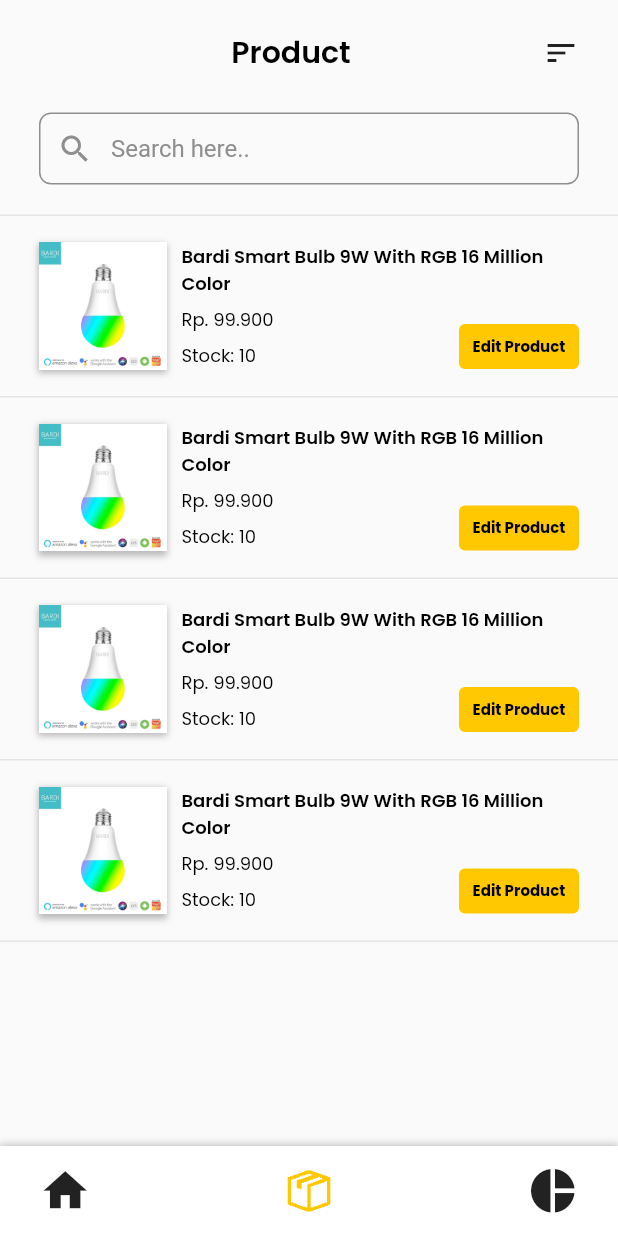
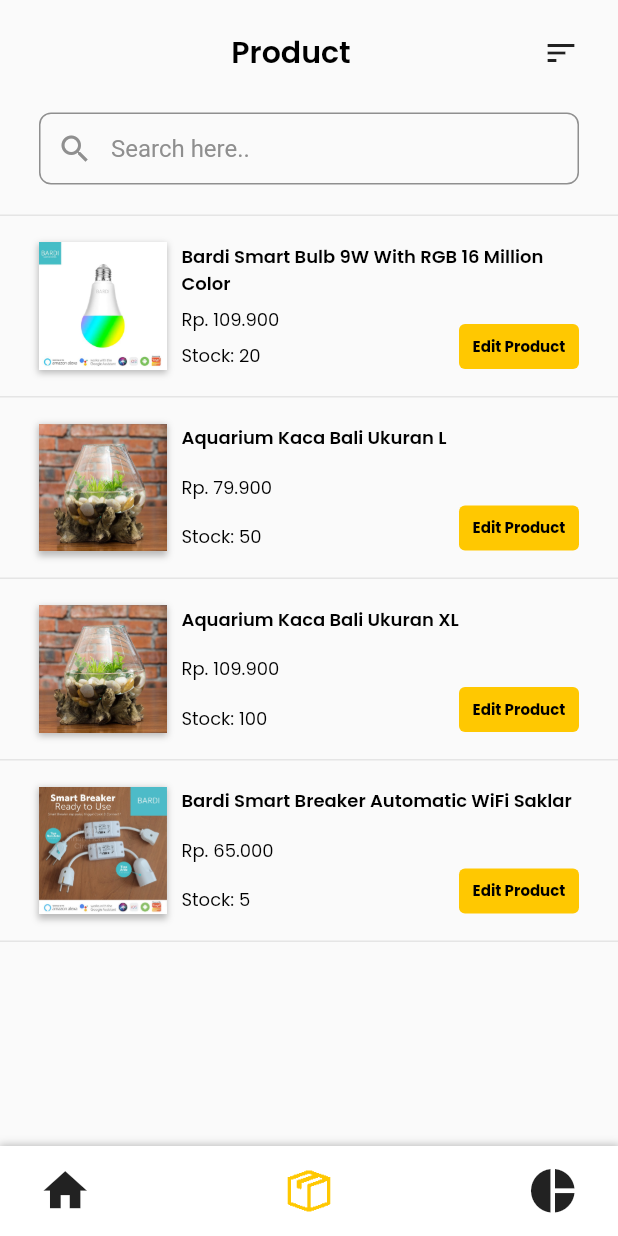
Before and after one commit to anggitpp/moneytoring-legacy, a Flutter app: the ProductPage screen opened directly, on a phone screen of 412 x 824 dp. Run offline on Flutter 3.47's test engine with Material 2 defaults, Android fonts, the phone set to English and light mode, and no system bars; our stand-ins replace equatable, fl_chart, font_awesome_flutter, get, google_fonts, material_design_icons_flutter and 1 more.

Commit message:
penambahan mock product model dan penerapan pada product page

```diff
--- /dev/null
+++ b/lib/models/models.dart
@@ -0,0 +1,3 @@
+import 'package:equatable/equatable.dart';
+
+part 'products.dart';
--- /dev/null
+++ b/lib/models/products.dart
@@ -0,0 +1,55 @@
+part of 'models.dart';
+
+class Products {
+  final int id;
+  final String name;
+  final String description;
+  final int stock;
+  final int purchasePrice;
+  final int sellingPrice;
+  final String picture;
+
+  Products(
+      {this.id,
+      this.name,
+      this.description,
+      this.stock,
+      this.purchasePrice,
+      this.sellingPrice,
+      this.picture});
+}
+
+List<Products> mockProducts = [
+  Products(
+      id: 1,
+      name: 'Bardi Smart Bulb 9W With RGB 16 Million Color',
+      description: 'Smart bulb bardi dengan watt 9',
+      purchasePrice: 99900,
+      sellingPrice: 109900,
+      stock: 20,
+      picture: 'bulb.jpg'),
+  Products(
+      id: 2,
+      name: 'Aquarium Kaca Bali Ukuran L',
+      description: 'Aquarium ukuran L',
+      purchasePrice: 40000,
+      sellingPrice: 79900,
+      stock: 50,
+      picture: 'aquarium.jpg'),
+  Products(
+      id: 3,
+      name: 'Aquarium Kaca Bali Ukuran XL',
+      description: 'Aquarium ukuran XL',
+      purchasePrice: 50000,
+      sellingPrice: 109900,
+      stock: 100,
+      picture: 'aquarium.jpg'),
+  Products(
+      id: 4,
+      name: 'Bardi Smart Breaker Automatic WiFi Saklar',
+      description: 'Smart breaker by bardi',
+      purchasePrice: 49900,
+      sellingPrice: 65000,
+      stock: 5,
+      picture: 'breaker.jpg'),
+];
--- a/lib/view/pages/main_page.dart
+++ b/lib/view/pages/main_page.dart
@@ -127,12 +127,17 @@
                       size: 35,
                       color: mainColor,
                     ),
-                    SizedBox(
-                      height: 35,
-                      width: 35,
-                      child: Image(
-                          fit: BoxFit.cover,
-                          image: AssetImage('assets/product.png')),
+                    GestureDetector(
+                      onTap: () {
+                        Get.to(ProductPage());
+                      },
+                      child: SizedBox(
+                        height: 35,
+                        width: 35,
+                        child: Image(
+                            fit: BoxFit.cover,
+                            image: AssetImage('assets/product.png')),
+                      ),
                     ),
                     Icon(
                       Icons.pie_chart,
--- a/lib/view/pages/pages.dart
+++ b/lib/view/pages/pages.dart
@@ -1,10 +1,9 @@
 import 'dart:async';
 
-import 'package:fl_chart/fl_chart.dart';
 import 'package:flutter/material.dart';
 import 'package:flutter/services.dart';
 import 'package:get/get.dart';
-import 'package:material_design_icons_flutter/material_design_icons_flutter.dart';
+import 'package:moneytoring/models/models.dart';
 import 'package:moneytoring/shared/shared.dart';
 import 'package:moneytoring/view/widgets/widgets.dart';
 import 'package:supercharged/supercharged.dart';
--- a/lib/view/pages/product_page.dart
+++ b/lib/view/pages/product_page.dart
@@ -72,10 +72,10 @@
                         width: double.infinity,
                         color: greyColor,
                       ),
-                      ProductItem(),
-                      ProductItem(),
-                      ProductItem(),
-                      ProductItem(),
+                      Column(
+                        children:
+                            mockProducts.map((e) => ProductItem(e)).toList(),
+                      ),
                       SizedBox(
                         height: 50,
                       ),
--- a/lib/view/widgets/product_item.dart
+++ b/lib/view/widgets/product_item.dart
@@ -1,6 +1,9 @@
 part of 'widgets.dart';
 
 class ProductItem extends StatelessWidget {
+  final Products products;
+
+  ProductItem(this.products);
   @override
   Widget build(BuildContext context) {
     return Column(
@@ -17,7 +20,7 @@
                 decoration: BoxDecoration(
                     image: DecorationImage(
                       fit: BoxFit.cover,
-                      image: AssetImage('assets/bulb.jpg'),
+                      image: AssetImage('assets/' + products.picture),
                     ),
                     boxShadow: [
                       BoxShadow(
@@ -44,19 +47,23 @@
                       mainAxisAlignment: MainAxisAlignment.spaceBetween,
                       children: [
                         Text(
-                          'Bardi Smart Bulb 9W With RGB 16 Million Color',
+                          products.name,
                           style:
                               smallFont.copyWith(fontWeight: FontWeight.w600),
                         ),
                         Text(
-                          'Rp. 99.900',
+                          NumberFormat.currency(
+                                  locale: 'id-ID',
+                                  decimalDigits: 0,
+                                  symbol: 'Rp. ')
+                              .format(products.sellingPrice),
                           style: smallFont,
                         ),
                         Row(
                           mainAxisAlignment: MainAxisAlignment.spaceBetween,
                           children: [
                             Text(
-                              'Stock: 10',
+                              'Stock: ' + products.stock.toString(),
                               style: smallFont,
                             ),
                           ],
--- a/lib/view/widgets/widgets.dart
+++ b/lib/view/widgets/widgets.dart
@@ -1,4 +1,5 @@
 import 'package:flutter/material.dart';
+import 'package:moneytoring/models/models.dart';
 import 'package:moneytoring/shared/shared.dart';
 import 'package:intl/intl.dart';
 import 'package:fl_chart/fl_chart.dart';
--- a/pubspec.yaml
+++ b/pubspec.yaml
@@ -24,6 +24,7 @@
   flutter:
     sdk: flutter
   cupertino_icons: ^0.1.3
+  equatable: ^1.2.5
   fl_chart: ^0.12.0
   font_awesome_flutter: ^8.10.0
   get: ^3.0.0
```
Also changed, not shown: pubspec.lock.
